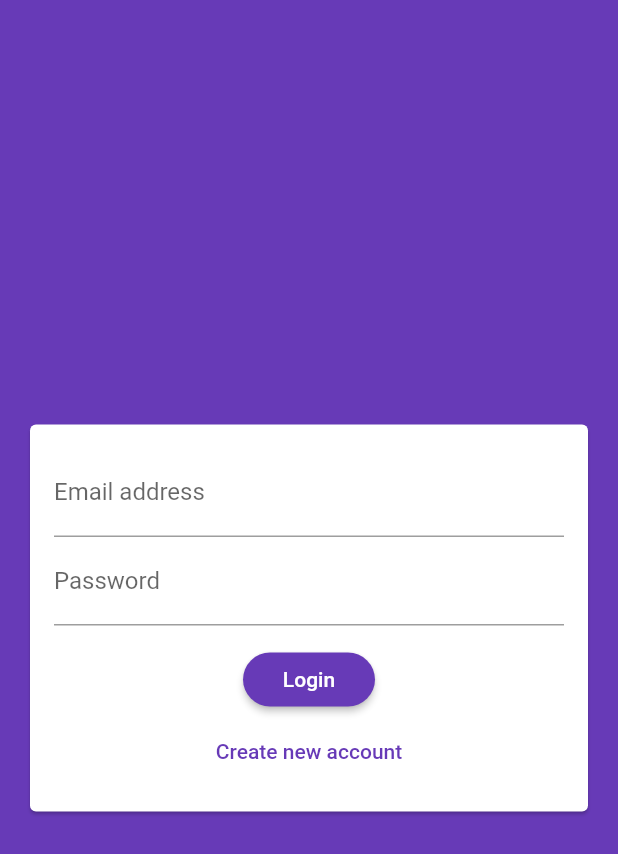
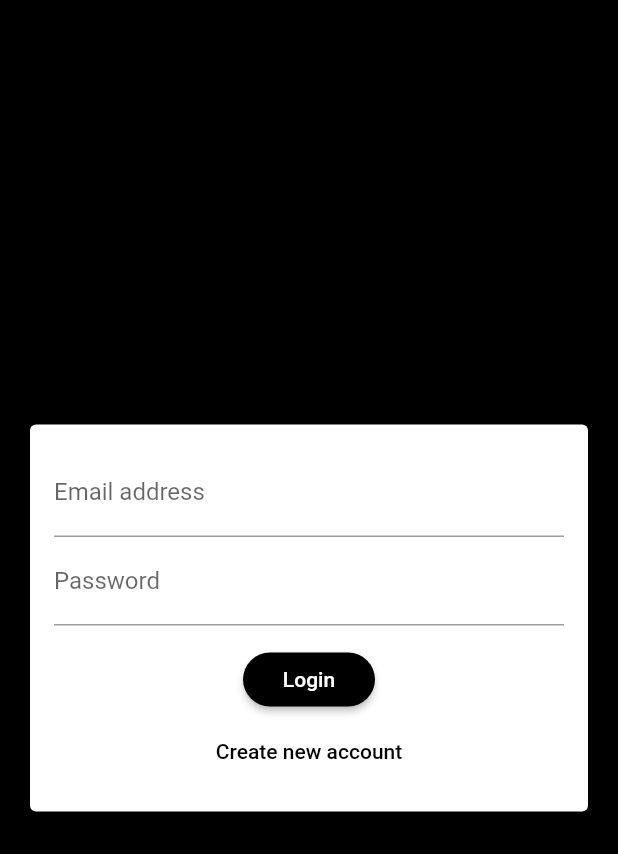
Before and after one commit to IdoHirsh0/chat_app, a Flutter app: the screen it shows after launch, on a phone screen of 412 x 824 dp. Shown: the top 854 px of the screen. Run offline on Flutter 3.47's test engine with Material 2 defaults, Android fonts, the phone set to English and light mode, and no system bars; our stand-ins replace cloud_firestore, firebase_auth, firebase_messaging, firebase_storage, image_picker; accounts and stored records are empty.

Commit message:
android config

```diff
--- a/lib/main.dart
+++ b/lib/main.dart
@@ -16,12 +16,12 @@ class MyApp extends StatelessWidget {
       debugShowCheckedModeBanner: false,
       title: 'Chat',
       theme: ThemeData(
-        primarySwatch: Colors.deepPurple,
-        backgroundColor: Colors.deepPurple,
-        accentColor: Colors.deepPurple,
+        primaryColor: Colors.black,
+        backgroundColor: Colors.black,
+        accentColor: Colors.black,
         accentColorBrightness: Brightness.dark,
         buttonTheme: ButtonTheme.of(context).copyWith(
-          buttonColor: Colors.deepPurple,
+          buttonColor: Colors.black,
           textTheme: ButtonTextTheme.primary,
           shape: RoundedRectangleBorder(
             borderRadius: BorderRadius.circular(20),
```
Also changed, not shown: 3 other files.
